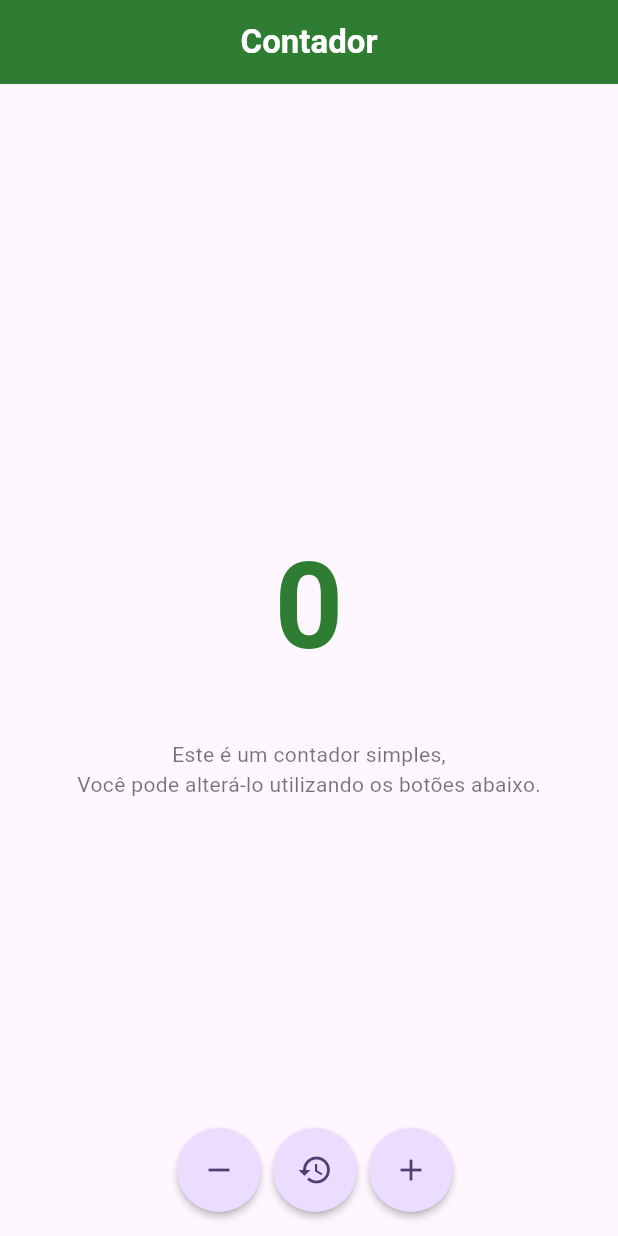
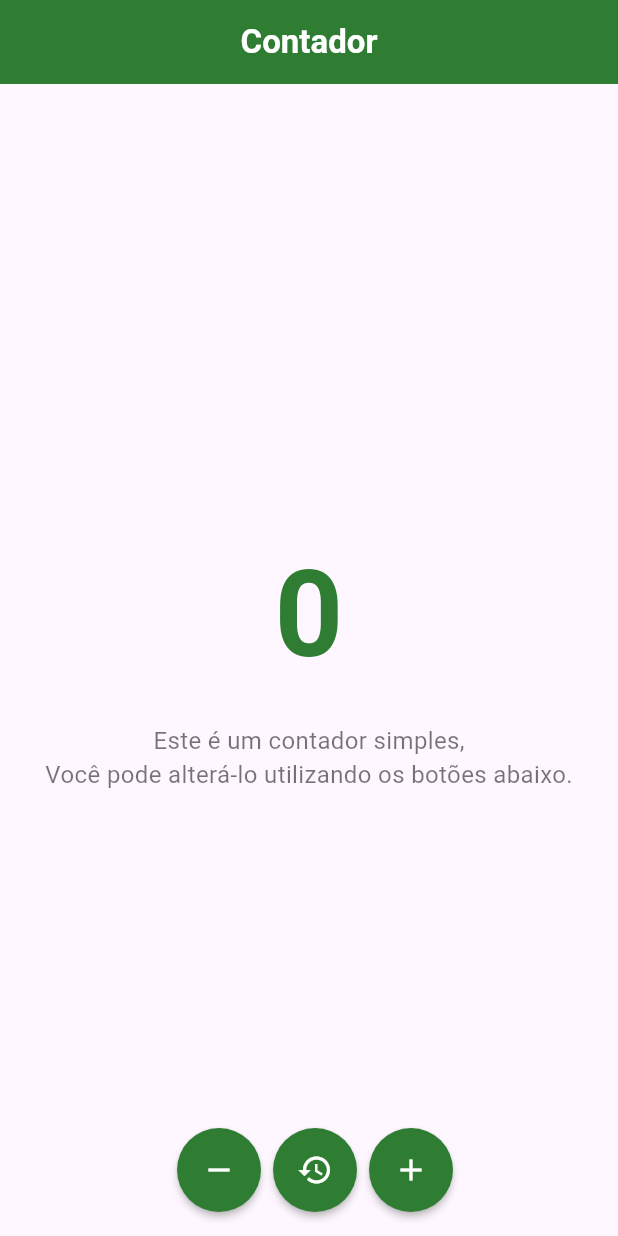
Before and after one commit to thdev-matheus/first-flutter-app, a Flutter app: the screen it shows after launch, on a phone screen of 412 x 824 dp. Run offline on Flutter 3.47's test engine with Material 2 defaults, Android fonts, the phone set to English and light mode, and no system bars.

Commit message:
style: changing the colors of the action buttons

```diff
--- a/lib/main.dart
+++ b/lib/main.dart
@@ -82,18 +82,18 @@
                   fontWeight: FontWeight.bold,
                   color: Colors.green[800]),
             ),
-            separator(height: 32),
+            separator(height: 16),
             const Text(
               'Este é um contador simples,',
               style: TextStyle(
-                fontSize: 14,
+                fontSize: 16,
                 color: Colors.black54,
               ),
             ),
             const Text(
               'Você pode alterá-lo utilizando os botões abaixo.',
               style: TextStyle(
-                fontSize: 14,
+                fontSize: 16,
                 color: Colors.black54,
               ),
             ),
@@ -108,29 +108,37 @@
             FloatingActionButton(
               tooltip: '-1',
               elevation: 2,
+              backgroundColor: Colors.green[800],
               onPressed: _decrementCounter,
               shape: const CircleBorder(),
-              child: const Icon(Icons.remove),
+              child: const Icon(
+                Icons.remove,
+                color: Colors.white,
+              ),
             ),
-            const SizedBox(
-              width: 8,
-            ),
+            separator(width: 8),
             FloatingActionButton(
               tooltip: 'Resetar Contador',
               elevation: 2,
               onPressed: _resetCounter,
+              backgroundColor: Colors.green[800],
               shape: const CircleBorder(),
-              child: const Icon(Icons.restore),
+              child: const Icon(
+                Icons.restore,
+                color: Colors.white,
+              ),
             ),
-            const SizedBox(
-              width: 8,
-            ),
+            separator(width: 8),
             FloatingActionButton(
               elevation: 2,
               onPressed: _incrementCounter,
+              backgroundColor: Colors.green[800],
               tooltip: '+1',
               shape: const CircleBorder(),
-              child: const Icon(Icons.add),
+              child: const Icon(
+                Icons.add,
+                color: Colors.white,
+              ),
             ),
           ],
         ),
```
